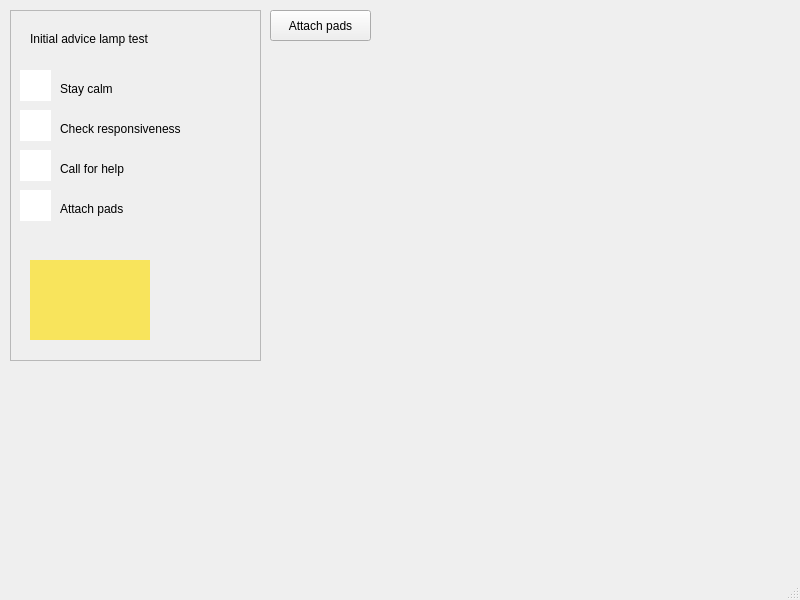
nicwatson/aed-project, file mainwindow.ui: the form before one commit.
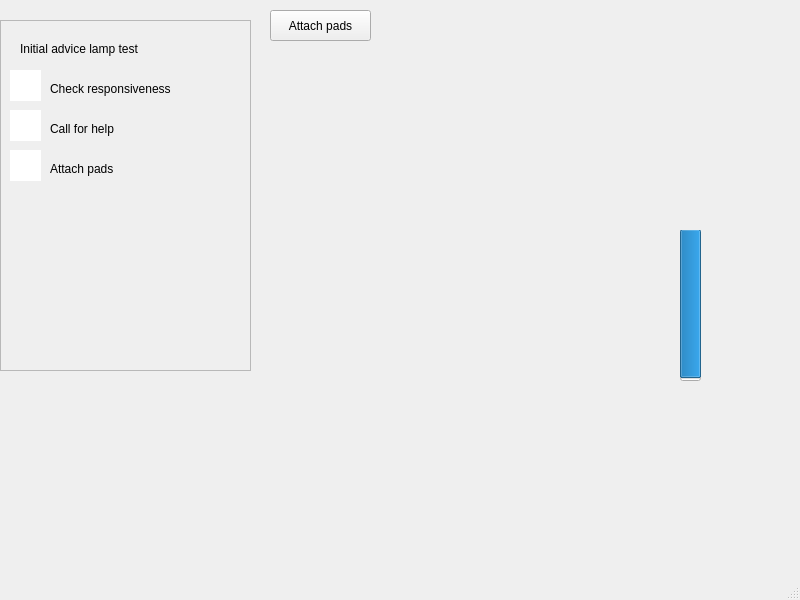
The form after the commit. Custom widgets are drawn as their Qt base class.

Patch:
```diff
--- a/mainwindow.ui
+++ b/mainwindow.ui
@@ -17,8 +17,8 @@
    <widget class="QFrame" name="frame">
     <property name="geometry">
      <rect>
-      <x>10</x>
-      <y>10</y>
+      <x>0</x>
+      <y>20</y>
       <width>251</width>
       <height>351</height>
      </rect>
@@ -33,7 +33,7 @@
      <property name="geometry">
       <rect>
        <x>10</x>
-       <y>140</y>
+       <y>90</y>
        <width>31</width>
        <height>31</height>
       </rect>
@@ -46,7 +46,7 @@
      <property name="geometry">
       <rect>
        <x>10</x>
-       <y>60</y>
+       <y>130</y>
        <width>31</width>
        <height>31</height>
       </rect>
@@ -59,20 +59,7 @@
      <property name="geometry">
       <rect>
        <x>10</x>
-       <y>180</y>
-       <width>31</width>
-       <height>31</height>
-      </rect>
-     </property>
-     <property name="styleSheet">
-      <string notr="true"> background: rgb(255,255,255);</string>
-     </property>
-    </widget>
-    <widget class="LampWidget" name="lamp2" native="true">
-     <property name="geometry">
-      <rect>
-       <x>10</x>
-       <y>100</y>
+       <y>50</y>
        <width>31</width>
        <height>31</height>
       </rect>
@@ -94,24 +81,11 @@
       <string>Initial advice lamp test</string>
      </property>
     </widget>
-    <widget class="QLabel" name="label_2">
-     <property name="geometry">
-      <rect>
-       <x>50</x>
-       <y>70</y>
-       <width>131</width>
-       <height>17</height>
-      </rect>
-     </property>
-     <property name="text">
-      <string>Stay calm</string>
-     </property>
-    </widget>
     <widget class="QLabel" name="label_3">
      <property name="geometry">
       <rect>
        <x>50</x>
-       <y>110</y>
+       <y>60</y>
        <width>151</width>
        <height>17</height>
       </rect>
@@ -124,7 +98,7 @@
      <property name="geometry">
       <rect>
        <x>50</x>
-       <y>150</y>
+       <y>100</y>
        <width>131</width>
        <height>17</height>
       </rect>
@@ -137,7 +111,7 @@
      <property name="geometry">
       <rect>
        <x>50</x>
-       <y>190</y>
+       <y>140</y>
        <width>131</width>
        <height>17</height>
       </rect>
@@ -146,19 +120,6 @@
       <string>Attach pads</string>
      </property>
     </widget>
-    <widget class="QWidget" name="widget" native="true">
-     <property name="geometry">
-      <rect>
-       <x>20</x>
-       <y>250</y>
-       <width>120</width>
-       <height>80</height>
-      </rect>
-     </property>
-     <property name="styleSheet">
-      <string notr="true"> background: rgb(248,228,92);</string>
-     </property>
-    </widget>
    </widget>
    <widget class="QPushButton" name="padsButton">
     <property name="geometry">
@@ -173,6 +134,31 @@
      <string>Attach pads</string>
     </property>
    </widget>
+   <widget class="QProgressBar" name="progressBar">
+    <property name="geometry">
+     <rect>
+      <x>680</x>
+      <y>230</y>
+      <width>21</width>
+      <height>151</height>
+     </rect>
+    </property>
+    <property name="value">
+     <number>99</number>
+    </property>
+    <property name="textVisible">
+     <bool>false</bool>
+    </property>
+    <property name="orientation">
+     <enum>Qt::Vertical</enum>
+    </property>
+    <property name="invertedAppearance">
+     <bool>true</bool>
+    </property>
+    <property name="textDirection">
+     <enum>QProgressBar::TopToBottom</enum>
+    </property>
+   </widget>
   </widget>
   <widget class="QMenuBar" name="menubar">
    <property name="geometry">
```
Left out of the diff: 6 changed lines with no effect on the pictures.
